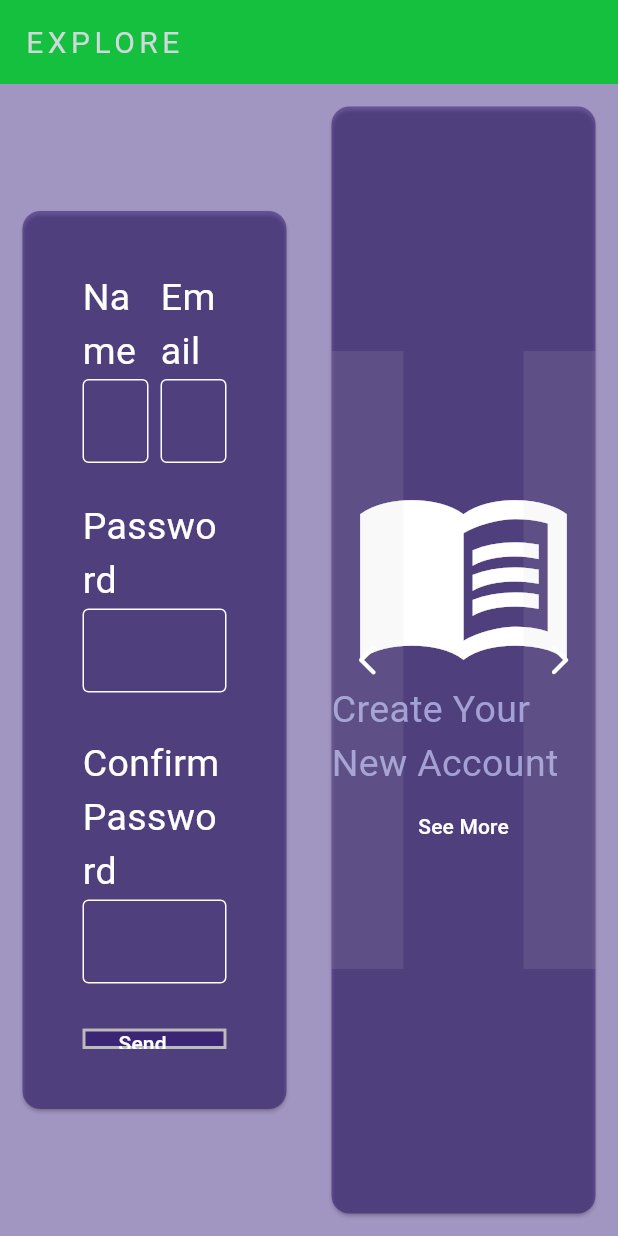
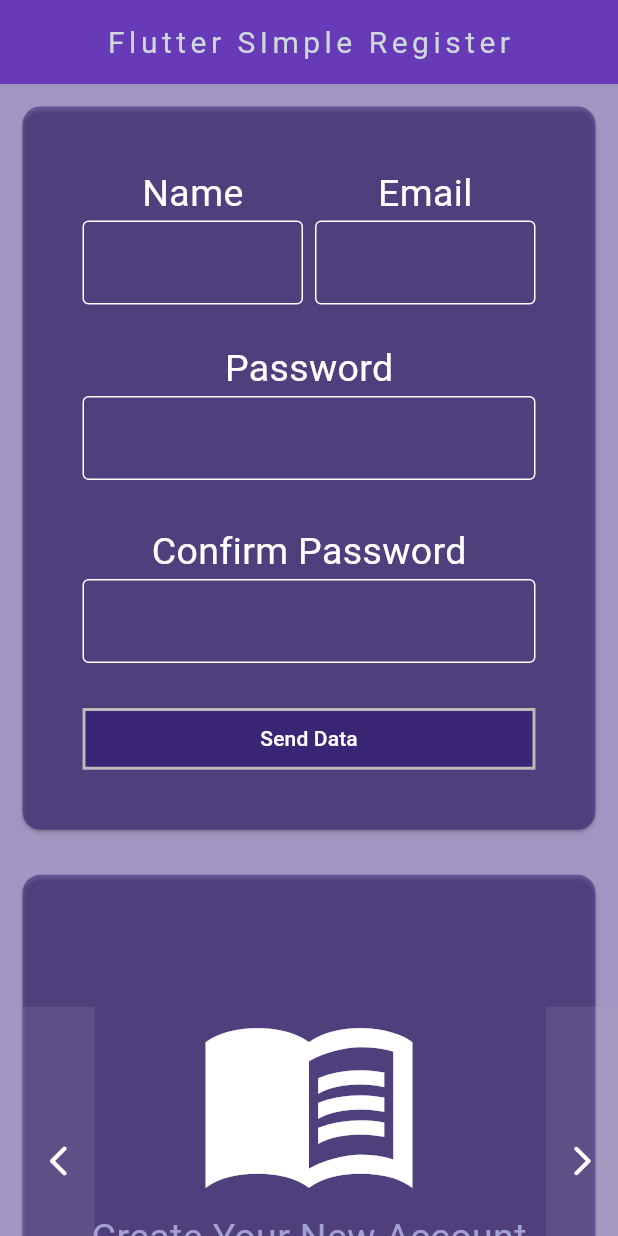
Before and after one commit to Amospk2/FlutterWebApp, a Flutter app: the screen it shows after launch, on a phone screen of 412 x 824 dp. Run offline on Flutter 3.47's test engine with Material 2 defaults, Android fonts, the phone set to English and light mode, and no system bars; Roboto replaces fonts that are missing (Montserrat).

Commit message:
feat: auto ajustar layout baseado no tamanho da tela

```diff
--- a/lib/ui/pages/home_page.dart
+++ b/lib/ui/pages/home_page.dart
@@ -52,11 +52,10 @@ class _HomePageState extends State<HomePage> with TickerProviderStateMixin {
         backgroundColor: const Color.fromARGB(106, 28, 0, 105),
         appBar: ResponsiveWidget.isSmallScreen(context)
             ? AppBar(
-                // for smaller screen sizes
-                backgroundColor: const Color.fromARGB(220, 0, 199, 43),
+                centerTitle: true,
                 elevation: 0,
                 title: Text(
-                  'EXPLORE',
+                  'Flutter SImple Register',
                   style: TextStyle(
                     color: Colors.blueGrey.shade100,
                     fontSize: 20,
@@ -84,18 +83,36 @@ class _HomePageState extends State<HomePage> with TickerProviderStateMixin {
                   ),
                 ),
               ),
-        body: Row(
+        body: ResponsiveWidget.isSmallScreen(context)
+            ? SingleChildScrollView(
+                child: Column(
+                  mainAxisSize: MainAxisSize.max,
                   children: [
                     CardForm(
+                        isSmallScreen: ResponsiveWidget.isSmallScreen(context),
                         animationControllerOne: animationControllerOne,
-                screenSize: screenSize
-            ),
+                        screenSize: screenSize),
                     CardInfo(
+                        isSmallScreen: ResponsiveWidget.isSmallScreen(context),
                         animationControllerTwo: animationControllerTwo,
                         screenSize: screenSize,
                         pageController: _pageController,
-                animationControllerOne: animationControllerOne
+                        animationControllerOne: animationControllerOne),
+                  ],
                 ),
+              )
+            : Row(
+                children: [
+                  CardForm(
+                      isSmallScreen: ResponsiveWidget.isSmallScreen(context),
+                      animationControllerOne: animationControllerOne,
+                      screenSize: screenSize),
+                  CardInfo(
+                      isSmallScreen: ResponsiveWidget.isSmallScreen(context),
+                      animationControllerTwo: animationControllerTwo,
+                      screenSize: screenSize,
+                      pageController: _pageController,
+                      animationControllerOne: animationControllerOne),
                 ],
               ) // This trailing comma makes auto-formatting nicer for build methods.
         );
--- a/lib/ui/widgets/card_form.dart
+++ b/lib/ui/widgets/card_form.dart
@@ -7,11 +7,12 @@ class CardForm extends StatelessWidget {
   const CardForm({
     super.key,
     required this.animationControllerOne,
-    required this.screenSize,
+    required this.screenSize, required this.isSmallScreen,
   });
 
   final AnimationController animationControllerOne;
   final Size screenSize;
+  final bool isSmallScreen;
 
   @override
   Widget build(BuildContext context) {
@@ -24,7 +25,9 @@ class CardForm extends StatelessWidget {
             : Offset.fromDirection(0.0, -0.1),
         child: Align(
           child: SizedBox(
-            width: screenSize.width / 2,
+            width: isSmallScreen
+                ? screenSize.width
+                : screenSize.width / 2,
             child: Card(
               margin: const EdgeInsets.all(15),
               color: const Color.fromARGB(106, 28, 0, 105),
@@ -47,7 +50,9 @@ class CardForm extends StatelessWidget {
                         height: 30,
                       ),
                       SizedBox(
-                        height: screenSize.width / 30,
+                        height: isSmallScreen
+                            ? screenSize.height / 20
+                            : screenSize.height / 15,
                         width: screenSize.height / 8,
                         child: CustomElevatedButton(callback: () {}),
                       )
--- a/lib/ui/widgets/card_info.dart
+++ b/lib/ui/widgets/card_info.dart
@@ -7,17 +7,21 @@ class CardInfo extends StatelessWidget {
     required this.animationControllerTwo,
     required this.screenSize,
     required PageController pageController,
-    required this.animationControllerOne,
+    required this.animationControllerOne, required this.isSmallScreen,
   }) : _pageController = pageController;
 
   final AnimationController animationControllerTwo;
   final Size screenSize;
   final PageController _pageController;
   final AnimationController animationControllerOne;
-
+  final bool isSmallScreen;
   @override
   Widget build(BuildContext context) {
-    return Opacity(
+    return SizedBox(
+      height: isSmallScreen
+          ? screenSize.height / 2
+          : null,
+      child: Opacity(
         opacity: animationControllerTwo.value,
         child: AnimatedSlide(
           duration: const Duration(milliseconds: 300),
@@ -27,18 +31,28 @@ class CardInfo extends StatelessWidget {
           child: Stack(
             children: [
               SizedBox(
-              width: screenSize.width / 2,
-              child: CarouselWidget(pageController: _pageController, animationControllerOne: animationControllerOne, animationControllerTwo: animationControllerTwo),
+                height: isSmallScreen
+                    ? screenSize.height / 2
+                    : null,
+                width: isSmallScreen
+                    ? null
+                    : screenSize.width / 2,
+                child: CarouselWidget(
+                    pageController: _pageController,
+                    animationControllerOne: animationControllerOne,
+                    animationControllerTwo: animationControllerTwo),
               ),
               Center(
                   child: SizedBox(
-              width: screenSize.width / 2 - 15,
+                width: isSmallScreen
+                    ? screenSize.width
+                    : screenSize.width / 2 - 15,
                 child: Row(
                   mainAxisSize: MainAxisSize.min,
                   mainAxisAlignment: MainAxisAlignment.spaceBetween,
                   children: [
                     Container(
-                    height: screenSize.height / 2,
+                      height: screenSize.height / 4,
                       color: const Color.fromARGB(29, 199, 199, 199),
                       margin: const EdgeInsets.only(left: 15),
                       child: IconButton(
@@ -54,7 +68,7 @@ class CardInfo extends StatelessWidget {
                       ),
                     ),
                     Container(
-                    height: screenSize.height / 2,
+                      height: screenSize.height / 4,
                       color: const Color.fromARGB(29, 199, 199, 199),
                       margin: const EdgeInsets.only(left: 15),
                       child: IconButton(
@@ -75,6 +89,7 @@ class CardInfo extends StatelessWidget {
             ],
           ),
         ),
+      ),
     );
   }
 }
```
Lines whose indentation alone changed are shown as unchanged.
